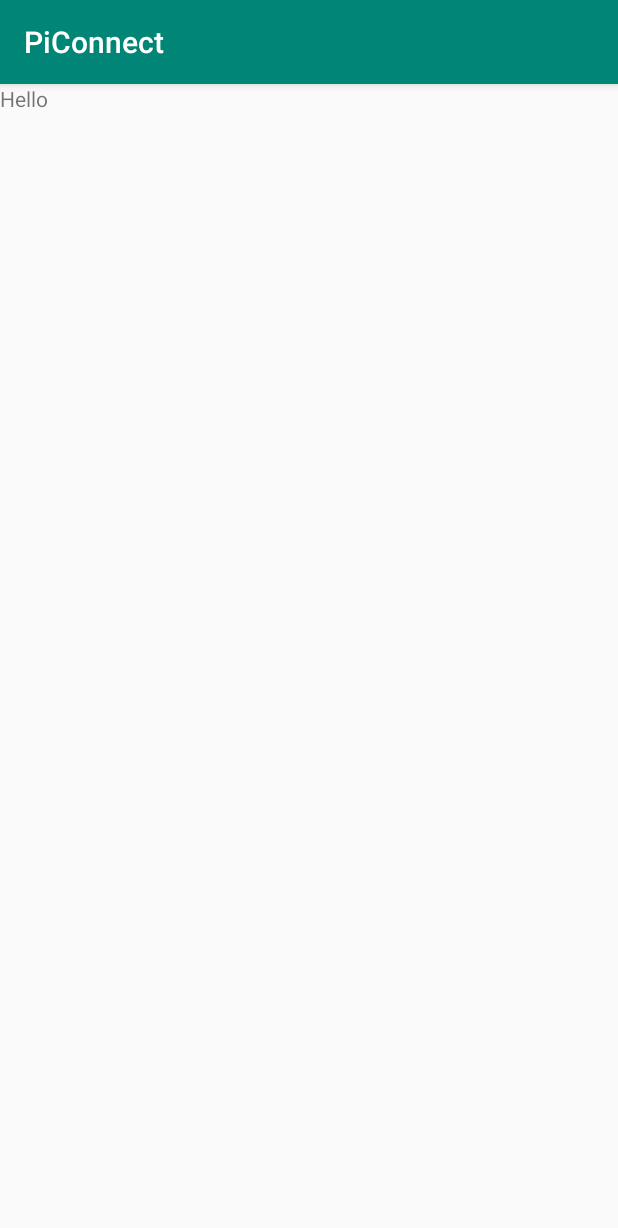
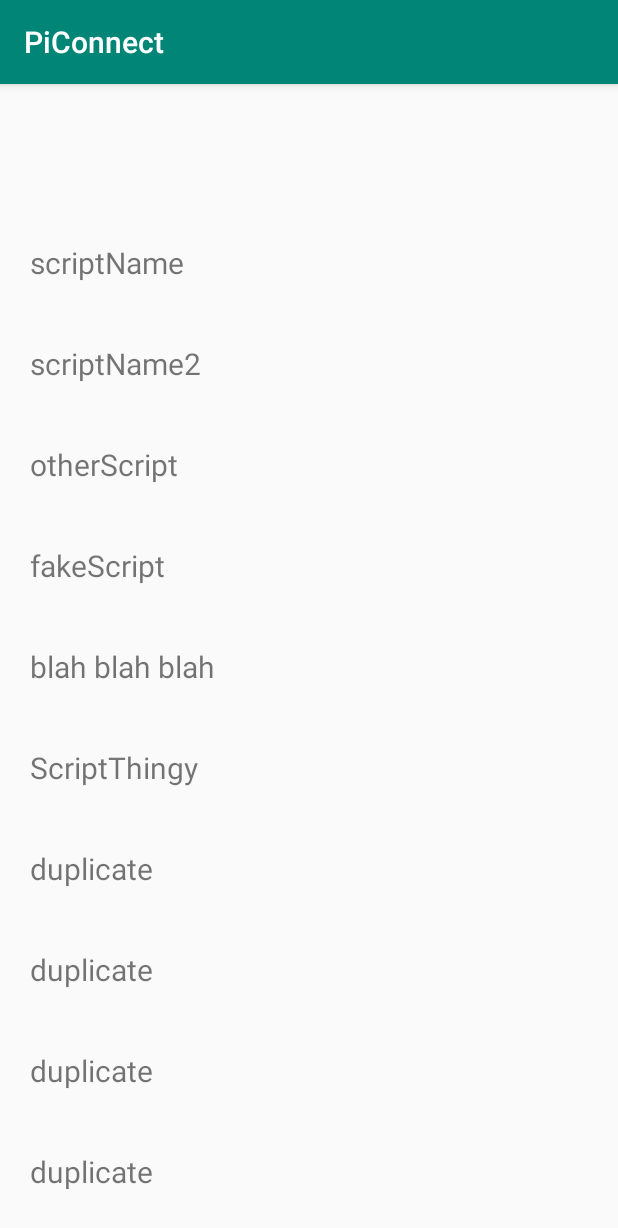
Before and after one commit to MichaelMullins/piConnect, an Android app: the screen it shows after launch (MainActivity), on a phone screen of 412 x 824 dp. Shown: the top 1228 px of the screen. Run offline under Robolectric (Android 15) with nearby library versions, the phone set to English and light mode, and no system bars.

Commit message:
Added RecyclerView

```diff
--- a/PiConnect/app/build.gradle
+++ b/PiConnect/app/build.gradle
@@ -36,8 +36,10 @@ dependencies {
     implementation 'androidx.appcompat:appcompat:1.1.0'
     implementation 'com.squareup.retrofit2:retrofit:2.7.0'
     implementation 'androidx.core:core-ktx:1.1.0'
+    implementation 'com.android.support:recyclerview-v7:29.0.2'
     implementation "com.squareup.retrofit2:converter-moshi:2.4.0"
     implementation 'androidx.constraintlayout:constraintlayout:1.1.3'
     testImplementation 'junit:junit:4.12'
     androidTestImplementation 'androidx.test.ext:junit:1.1.1'
+    implementation 'androidx.recyclerview:recyclerview:1.1.0'
 }
--- a/PiConnect/app/src/main/java/com/pi/connect/MainActivity.kt
+++ b/PiConnect/app/src/main/java/com/pi/connect/MainActivity.kt
@@ -2,10 +2,12 @@ package com.pi.connect
 
 import androidx.appcompat.app.AppCompatActivity
 import android.os.Bundle
+import androidx.recyclerview.widget.LinearLayoutManager
+import kotlinx.android.synthetic.main.activity_main.*
 
 
 class MainActivity : AppCompatActivity() {
-
+    val pythonScripts: ArrayList<String> = ArrayList()
     override fun onCreate(savedInstanceState: Bundle?) {
         super.onCreate(savedInstanceState)
         setContentView(R.layout.activity_main)
@@ -13,5 +15,30 @@ class MainActivity : AppCompatActivity() {
             .add(R.id.fragment_container, createConnectFragment())
             .commit()
 
+
+        addPythonScripts()
+        rv_pythonScripts_list.layoutManager = LinearLayoutManager(this)
+        rv_pythonScripts_list.adapter = PythonScriptAdapter(pythonScripts, this)
+    }
+    fun addPythonScripts() {
+        pythonScripts.add("scriptName")
+        pythonScripts.add("scriptName2")
+        pythonScripts.add("otherScript")
+        pythonScripts.add("fakeScript")
+        pythonScripts.add("blah blah blah")
+        pythonScripts.add("ScriptThingy")
+        pythonScripts.add("duplicate")
+        pythonScripts.add("duplicate")
+        pythonScripts.add("duplicate")
+        pythonScripts.add("duplicate")
+        pythonScripts.add("duplicate")
+        pythonScripts.add("duplicate")
+        pythonScripts.add("duplicate")
+        pythonScripts.add("duplicate")
+        pythonScripts.add("duplicate")
+        pythonScripts.add("duplicate")
+        pythonScripts.add("duplicate")
+        pythonScripts.add("duplicate")
+
     }
 }
--- /dev/null
+++ b/PiConnect/app/src/main/java/com/pi/connect/PythonScriptAdapter.kt
@@ -0,0 +1,31 @@
+package com.pi.connect
+
+import android.content.Context
+import android.view.LayoutInflater
+import android.view.View
+import android.view.ViewGroup
+import androidx.recyclerview.widget.RecyclerView
+import kotlinx.android.synthetic.main.python_scripts.view.*
+
+class PythonScriptAdapter(val items : ArrayList<String>, val context: Context) : RecyclerView.Adapter<ViewHolder>() {
+
+    // Gets the number of animals in the list
+    override fun getItemCount(): Int {
+        return items.size
+    }
+
+    // Inflates the item views
+    override fun onCreateViewHolder(parent: ViewGroup, viewType: Int): ViewHolder {
+        return ViewHolder(LayoutInflater.from(context).inflate(R.layout.python_scripts, parent, false))
+    }
+
+    // Binds each animal in the ArrayList to a view
+    override fun onBindViewHolder(holder: ViewHolder, position: Int) {
+        holder.tvPythonScript?.text = items.get(position)
+    }
+}
+
+class ViewHolder (view: View) : RecyclerView.ViewHolder(view) {
+    // Holds the TextView that will add each animal to
+    val tvPythonScript = view.tv_pythonScript
+}
--- a/PiConnect/app/src/main/res/layout/activity_main.xml
+++ b/PiConnect/app/src/main/res/layout/activity_main.xml
@@ -1,5 +1,5 @@
 <?xml version="1.0" encoding="utf-8"?>
-<androidx.constraintlayout.widget.ConstraintLayout
+<androidx.constraintlayout.widget.ConstraintLayout xmlns:app="http://schemas.android.com/apk/res-auto"
     android:id="@+id/fragment_container"
     xmlns:android="http://schemas.android.com/apk/res/android"
     xmlns:tools="http://schemas.android.com/tools"
@@ -7,4 +7,13 @@
     android:layout_height="match_parent"
     tools:context=".MainActivity">
 
+    <androidx.recyclerview.widget.RecyclerView
+        android:id="@+id/rv_pythonScripts_list"
+        android:layout_width="match_parent"
+        android:layout_height="match_parent"
+        android:layout_marginTop="85dp"
+        app:layout_constraintBottom_toBottomOf="parent"
+        app:layout_constraintEnd_toEndOf="parent"
+        app:layout_constraintStart_toStartOf="parent"
+        app:layout_constraintTop_toTopOf="parent" />
 </androidx.constraintlayout.widget.ConstraintLayout>
--- a/PiConnect/app/src/main/res/layout/connect_fragment.xml
+++ b/PiConnect/app/src/main/res/layout/connect_fragment.xml
@@ -8,6 +8,6 @@
     <TextView
         android:layout_width="match_parent"
         android:layout_height="match_parent"
-        android:text="Hello" />
+        android:text="" />
 
 </FrameLayout>
--- /dev/null
+++ b/PiConnect/app/src/main/res/layout/python_scripts.xml
@@ -0,0 +1,14 @@
+<?xml version="1.0" encoding="utf-8"?>
+<LinearLayout
+    xmlns:android="http://schemas.android.com/apk/res/android"
+    android:orientation="vertical"
+    android:layout_width="match_parent"
+    android:layout_height="wrap_content">
+    <TextView
+        android:id="@+id/tv_pythonScript"
+        android:layout_width="match_parent"
+        android:layout_height="wrap_content"
+        android:textSize="20sp"
+        android:padding="20dp"/>
+
+</LinearLayout>
```
